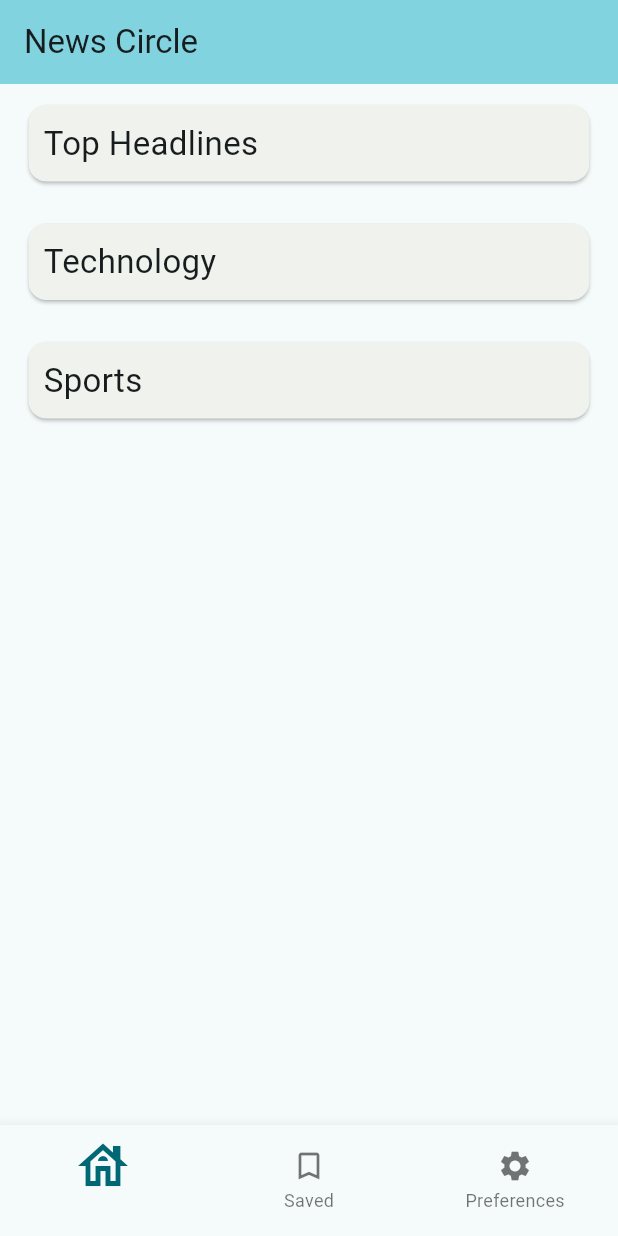
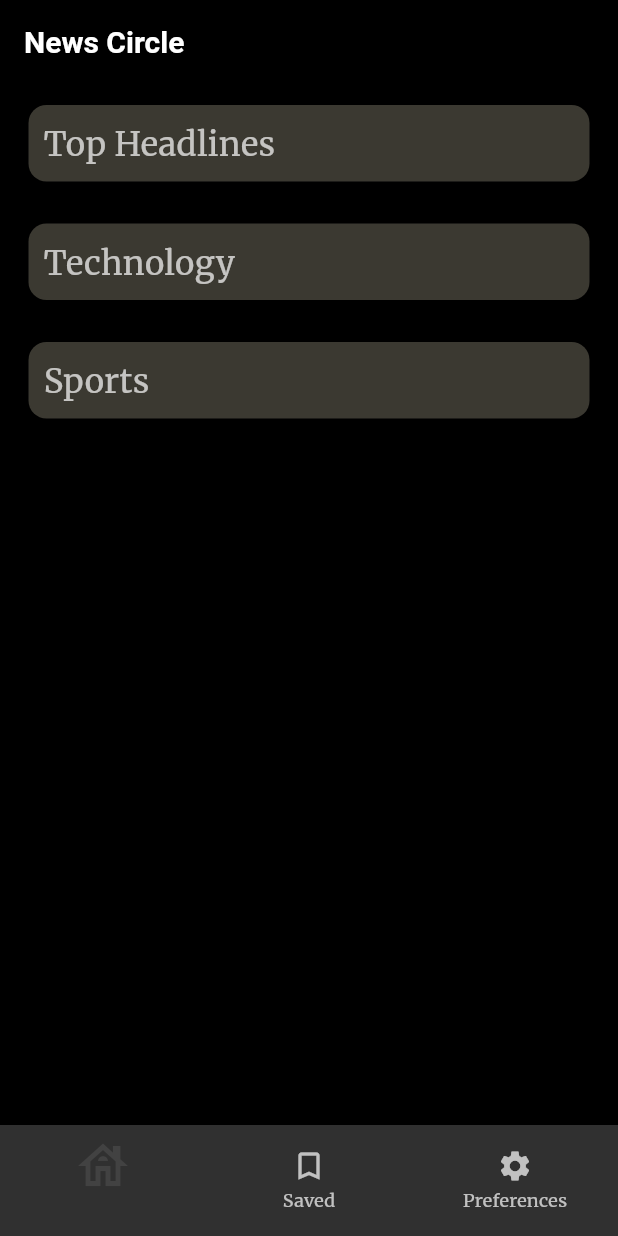
Before and after one commit to Js112001/news_circle, a Flutter app: the screen it shows after launch, on a phone screen of 412 x 824 dp. Run offline on Flutter 3.47's test engine with Material 3 defaults, Android fonts, the phone set to English and light mode, and no system bars; our stand-ins replace bloc, dio, equatable, flutter_bloc, get_it, go_router and 3 more.

Commit message:
added dark theme

```diff
--- a/lib/app.dart
+++ b/lib/app.dart
@@ -2,6 +2,7 @@ import 'package:flutter/material.dart';
 import 'package:flutter_bloc/flutter_bloc.dart';
 import 'package:news_circle/core/di/injection_container.dart';
 import 'package:news_circle/core/routes/app_navigator.dart';
+import 'package:news_circle/core/themes/theme.dart';
 import 'package:news_circle/modules/news/presentation/blocs/home_bloc.dart';
 
 class App extends StatelessWidget {
@@ -13,10 +14,7 @@ class App extends StatelessWidget {
 
     return MaterialApp.router(
       title: 'Flutter Demo',
-      theme: ThemeData(
-        colorScheme: ColorScheme.fromSeed(seedColor: Colors.white60),
-        useMaterial3: true,
-      ),
+      theme: CustomTheme.darkThemeData,
       routerConfig: router,
       builder: (context, child) {
         return MultiBlocProvider(
--- a/lib/core/routes/sample_route.dart
+++ /dev/null
@@ -1 +0,0 @@
-// sample route
--- a/lib/core/themes/sample_theme.dart
+++ /dev/null
@@ -1 +0,0 @@
-// sample theme
--- /dev/null
+++ b/lib/core/themes/theme.dart
@@ -0,0 +1,37 @@
+import 'package:flutter/material.dart';
+import 'package:google_fonts/google_fonts.dart';
+
+class CustomTheme {
+  static ThemeData darkThemeData = ThemeData(
+    colorScheme: const ColorScheme(
+      brightness: Brightness.dark,
+      primary: Colors.black,
+      onPrimary: Colors.white,
+      secondary: Color(0xFF424242),
+      onSecondary: Colors.white70,
+      surface: Color(0xFF303030),
+      onSurface: Colors.white70,
+      error: Colors.redAccent,
+      onError: Colors.white,
+    ),
+    textTheme: GoogleFonts.merriweatherTextTheme(
+      const TextTheme(
+        bodyLarge: TextStyle(fontSize: 16, color: Colors.white),
+        bodyMedium: TextStyle(fontSize: 14, color: Colors.white70),
+        titleLarge: TextStyle(
+            fontSize: 20, fontWeight: FontWeight.bold, color: Colors.white),
+        titleMedium: TextStyle(fontSize: 16, color: Colors.white),
+        bodySmall: TextStyle(fontSize: 12, color: Colors.grey),
+      ),
+    ),
+    scaffoldBackgroundColor: Colors.black,
+    appBarTheme: const AppBarTheme(
+      backgroundColor: Colors.black,
+      titleTextStyle: TextStyle(
+          fontSize: 20, fontWeight: FontWeight.bold, color: Colors.white),
+      iconTheme: IconThemeData(color: Colors.white),
+    ),
+    iconTheme: const IconThemeData(color: Colors.white),
+    dividerColor: Colors.grey,
+  );
+}
--- a/lib/modules/news/presentation/views/home_view.dart
+++ b/lib/modules/news/presentation/views/home_view.dart
@@ -22,7 +22,6 @@ class _HomeViewState extends State<HomeView> {
     return Scaffold(
       appBar: AppBar(
         automaticallyImplyLeading: false,
-        backgroundColor: Theme.of(context).colorScheme.inversePrimary,
         title: Text(widget.title),
       ),
       body: ListView.builder(
--- a/lib/modules/news/presentation/views/sample_view.dart
+++ /dev/null
@@ -1 +0,0 @@
-// sample view
--- a/lib/modules/news/presentation/widgets/sample_widget.dart
+++ /dev/null
@@ -1 +0,0 @@
-// sample widget
--- a/lib/utils/sample_util.dart
+++ /dev/null
@@ -1 +0,0 @@
-// sample util
--- a/pubspec.yaml
+++ b/pubspec.yaml
@@ -40,6 +40,7 @@ dependencies:
   flutter_bloc: ^8.1.6
   bloc: ^8.1.4
   webview_flutter: ^4.10.0
+  google_fonts: ^6.2.1
 
 dev_dependencies:
   flutter_test:
```
Also changed, not shown: lib/modules/news/presentation/views/article_detail_view.dart (+19 -11 lines), lib/modules/news/presentation/views/articles_listing_view.dart (+20 -89 lines), lib/modules/news/presentation/widgets/loading_widget.dart (added, +14 -0 lines), lib/modules/news/presentation/widgets/news_card_widget.dart (added, +70 -0 lines), lib/modules/news/presentation/widgets/retry_widget.dart (added, +36 -0 lines), lib/utils/extensions.dart (+10 -0 lines), pubspec.lock.
